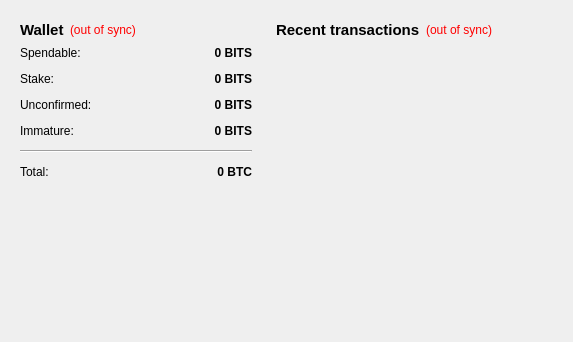
The window that src/qt/forms/overviewpage.ui (BitSeedsOrg/Bitseeds) describes before a commit, drawn with Qt 5.
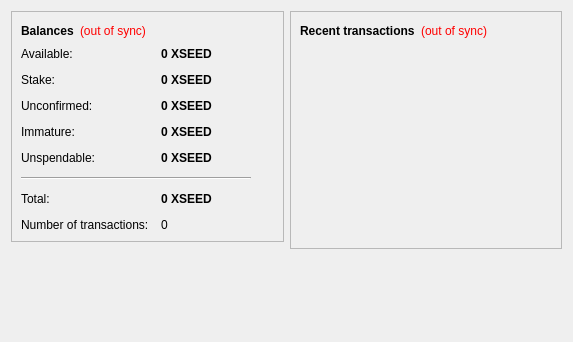
The same window after the commit.

The edit to the form file:
```diff
--- a/src/qt/forms/overviewpage.ui
+++ b/src/qt/forms/overviewpage.ui
@@ -17,12 +17,12 @@
    <item>
     <layout class="QVBoxLayout" name="verticalLayout_2">
      <item>
-      <widget class="QWidget" name="widget" native="true">
-       <property name="maximumSize">
-        <size>
-         <width>250</width>
-         <height>16777215</height>
-        </size>
+      <widget class="QFrame" name="frame">
+       <property name="frameShape">
+        <enum>QFrame::StyledPanel</enum>
+       </property>
+       <property name="frameShadow">
+        <enum>QFrame::Raised</enum>
        </property>
        <layout class="QVBoxLayout" name="verticalLayout_4">
         <item>
@@ -31,13 +31,12 @@
            <widget class="QLabel" name="label_5">
             <property name="font">
              <font>
-              <pointsize>11</pointsize>
               <weight>75</weight>
               <bold>true</bold>
              </font>
             </property>
             <property name="text">
-             <string>Wallet</string>
+             <string>Balances</string>
             </property>
            </widget>
           </item>
@@ -86,7 +85,7 @@
           <item row="0" column="0">
            <widget class="QLabel" name="label">
             <property name="text">
-             <string>Spendable:</string>
+             <string>Available:</string>
             </property>
            </widget>
           </item>
@@ -105,10 +104,10 @@
              <string>Your current spendable balance</string>
             </property>
             <property name="text">
-             <string notr="true">0 BITS</string>
+             <string notr="true">0 XSEED</string>
             </property>
             <property name="alignment">
-             <set>Qt::AlignRight|Qt::AlignTrailing|Qt::AlignVCenter</set>
+             <set>Qt::AlignLeading|Qt::AlignLeft|Qt::AlignVCenter</set>
             </property>
             <property name="textInteractionFlags">
              <set>Qt::LinksAccessibleByMouse|Qt::TextSelectableByKeyboard|Qt::TextSelectableByMouse</set>
@@ -137,10 +136,10 @@
              <string>Total of coins that was staked, and do not yet count toward the current balance</string>
             </property>
             <property name="text">
-             <string notr="true">0 BITS</string>
+             <string notr="true">0 XSEED</string>
             </property>
             <property name="alignment">
-             <set>Qt::AlignRight|Qt::AlignTrailing|Qt::AlignVCenter</set>
+             <set>Qt::AlignLeading|Qt::AlignLeft|Qt::AlignVCenter</set>
             </property>
             <property name="textInteractionFlags">
              <set>Qt::LinksAccessibleByMouse|Qt::TextSelectableByKeyboard|Qt::TextSelectableByMouse</set>
@@ -169,10 +168,10 @@
              <string>Total of transactions that have yet to be confirmed, and do not yet count toward the current balance</string>
             </property>
             <property name="text">
-             <string notr="true">0 BITS</string>
+             <string notr="true">0 XSEED</string>
             </property>
             <property name="alignment">
-             <set>Qt::AlignRight|Qt::AlignTrailing|Qt::AlignVCenter</set>
+             <set>Qt::AlignLeading|Qt::AlignLeft|Qt::AlignVCenter</set>
             </property>
             <property name="textInteractionFlags">
              <set>Qt::LinksAccessibleByMouse|Qt::TextSelectableByKeyboard|Qt::TextSelectableByMouse</set>
@@ -198,31 +197,72 @@
              <string>Mined balance that has not yet matured</string>
             </property>
             <property name="text">
-             <string notr="true">0 BITS</string>
+             <string notr="true">0 XSEED</string>
             </property>
             <property name="alignment">
-             <set>Qt::AlignRight|Qt::AlignTrailing|Qt::AlignVCenter</set>
+             <set>Qt::AlignLeading|Qt::AlignLeft|Qt::AlignVCenter</set>
             </property>
             <property name="textInteractionFlags">
              <set>Qt::LinksAccessibleByMouse|Qt::TextSelectableByKeyboard|Qt::TextSelectableByMouse</set>
             </property>
            </widget>
           </item>
-          <item row="4" column="0" colspan="2">
+          <item row="4" column="0">
+           <widget class="QLabel" name="labelBalanceWatchOnlyText">
+            <property name="toolTip">
+             <string>Your unspendable balance</string>
+            </property>
+            <property name="text">
+             <string>Unspendable:</string>
+            </property>
+           </widget>
+          </item>
+          <item row="4" column="1">
+           <widget class="QLabel" name="labelBalanceWatchOnly">
+            <property name="font">
+             <font>
+              <weight>75</weight>
+              <bold>true</bold>
+             </font>
+            </property>
+            <property name="cursor">
+             <cursorShape>IBeamCursor</cursorShape>
+            </property>
+            <property name="toolTip">
+             <string>Your unspendable balance</string>
+            </property>
+            <property name="text">
+             <string notr="true">0 XSEED</string>
+            </property>
+            <property name="alignment">
+             <set>Qt::AlignLeading|Qt::AlignLeft|Qt::AlignVCenter</set>
+            </property>
+            <property name="textInteractionFlags">
+             <set>Qt::LinksAccessibleByMouse|Qt::TextSelectableByKeyboard|Qt::TextSelectableByMouse</set>
+            </property>
+           </widget>
+          </item>
+          <item row="5" column="0" colspan="2">
            <widget class="Line" name="line">
+            <property name="maximumSize">
+             <size>
+              <width>230</width>
+              <height>16777215</height>
+             </size>
+            </property>
             <property name="orientation">
              <enum>Qt::Horizontal</enum>
             </property>
            </widget>
           </item>
-          <item row="5" column="0">
+          <item row="6" column="0">
            <widget class="QLabel" name="labelTotalText">
             <property name="text">
              <string>Total:</string>
             </property>
            </widget>
           </item>
-          <item row="5" column="1">
+          <item row="6" column="1">
            <widget class="QLabel" name="labelTotal">
             <property name="font">
              <font>
@@ -237,16 +277,36 @@
              <string>Your current total balance</string>
             </property>
             <property name="text">
-             <string notr="true">0 BTC</string>
+             <string notr="true">0 XSEED</string>
             </property>
             <property name="alignment">
-             <set>Qt::AlignRight|Qt::AlignTrailing|Qt::AlignVCenter</set>
+             <set>Qt::AlignLeading|Qt::AlignLeft|Qt::AlignVCenter</set>
             </property>
             <property name="textInteractionFlags">
              <set>Qt::LinksAccessibleByMouse|Qt::TextSelectableByKeyboard|Qt::TextSelectableByMouse</set>
             </property>
            </widget>
           </item>
+          <item row="7" column="0">
+           <widget class="QLabel" name="label_2">
+            <property name="toolTip">
+             <string>Total number of transactions in wallet</string>
+            </property>
+            <property name="text">
+             <string>Number of transactions:</string>
+            </property>
+           </widget>
+          </item>
+          <item row="7" column="1">
+           <widget class="QLabel" name="labelNumTransactions">
+            <property name="toolTip">
+             <string>Total number of transactions in wallet</string>
+            </property>
+            <property name="text">
+             <string notr="true">0</string>
+            </property>
+           </widget>
+          </item>
          </layout>
         </item>
        </layout>
@@ -270,25 +330,18 @@
    <item>
     <layout class="QVBoxLayout" name="verticalLayout_3">
      <item>
-      <widget class="QWidget" name="widget_2" native="true">
-       <property name="minimumSize">
-        <size>
-         <width>290</width>
-         <height>0</height>
-        </size>
+      <widget class="QFrame" name="frame_2">
+       <property name="frameShape">
+        <enum>QFrame::StyledPanel</enum>
+       </property>
+       <property name="frameShadow">
+        <enum>QFrame::Raised</enum>
        </property>
        <layout class="QVBoxLayout" name="verticalLayout">
         <item>
          <layout class="QHBoxLayout" name="horizontalLayout_2">
           <item>
-           <widget class="QLabel" name="label_41">
-            <property name="font">
-             <font>
-              <pointsize>11</pointsize>
-              <weight>75</weight>
-              <bold>true</bold>
-             </font>
-            </property>
+           <widget class="QLabel" name="label_4">
             <property name="text">
              <string>&lt;b&gt;Recent transactions&lt;/b&gt;</string>
             </property>
@@ -347,6 +400,19 @@
        </layout>
       </widget>
      </item>
+     <item>
+      <spacer name="verticalSpacer_2">
+       <property name="orientation">
+        <enum>Qt::Vertical</enum>
+       </property>
+       <property name="sizeHint" stdset="0">
+        <size>
+         <width>20</width>
+         <height>40</height>
+        </size>
+       </property>
+      </spacer>
+     </item>
     </layout>
    </item>
   </layout>
```
Left out of the diff: 24 changed lines with no effect on the pictures.
